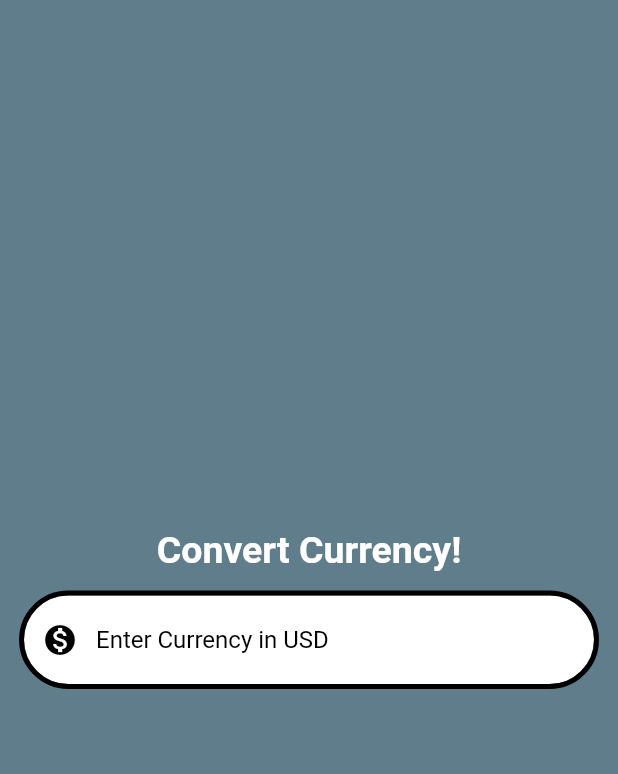
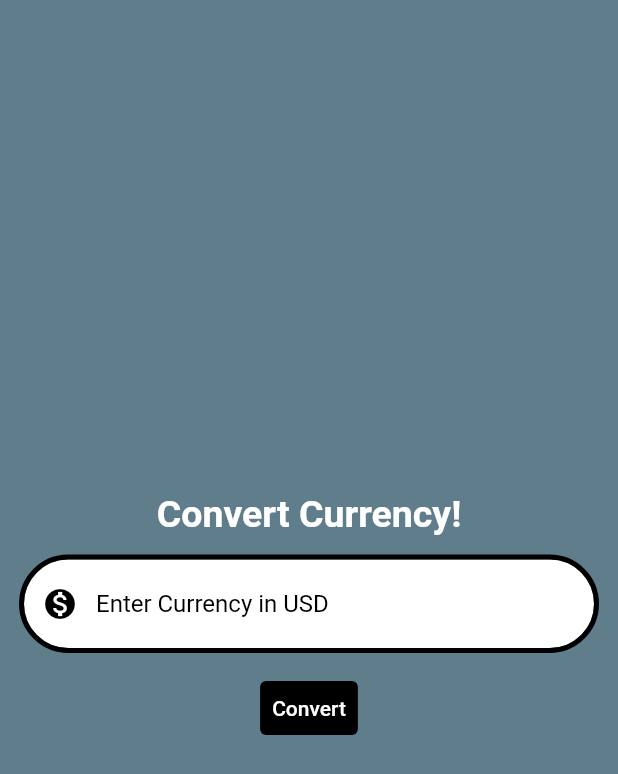
Before and after one commit to sxmbaka/currency_converter, a Flutter app: the screen it shows after launch, on a phone screen of 412 x 824 dp. Shown: the top 774 px of the screen. Run offline on Flutter 3.47's test engine with Material 2 defaults, Android fonts, the phone set to English and light mode, and no system bars.

Commit message:
update currency_converter_material_page.dart

```diff
--- a/lib/currency_converter_material_page.dart
+++ b/lib/currency_converter_material_page.dart
@@ -1,3 +1,4 @@
+import 'package:flutter/foundation.dart';
 import 'package:flutter/material.dart';
 
 class CurrencyConverterMaterialPage extends StatelessWidget {
@@ -59,6 +60,20 @@ class CurrencyConverterMaterialPage extends StatelessWidget {
                   keyboardType: TextInputType.numberWithOptions(decimal: true),
                 ),
               ),
+              TextButton(
+                onPressed: () {
+                  if (kDebugMode) {
+                    debugPrint('Convert button pressed!');
+                  }
+                },
+                style: const ButtonStyle(
+                  backgroundColor: MaterialStatePropertyAll(Colors.black),
+                  foregroundColor: MaterialStatePropertyAll(Colors.white),
+                ),
+                child: const Text(
+                  'Convert',
+                ),
+              ),
             ],
           ),
         ),
```
